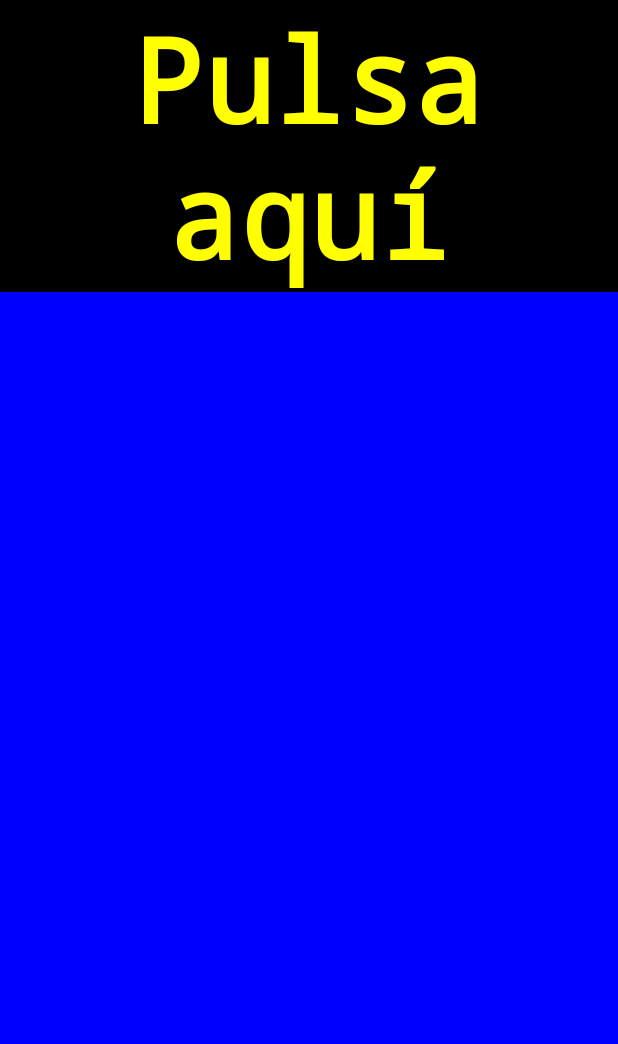
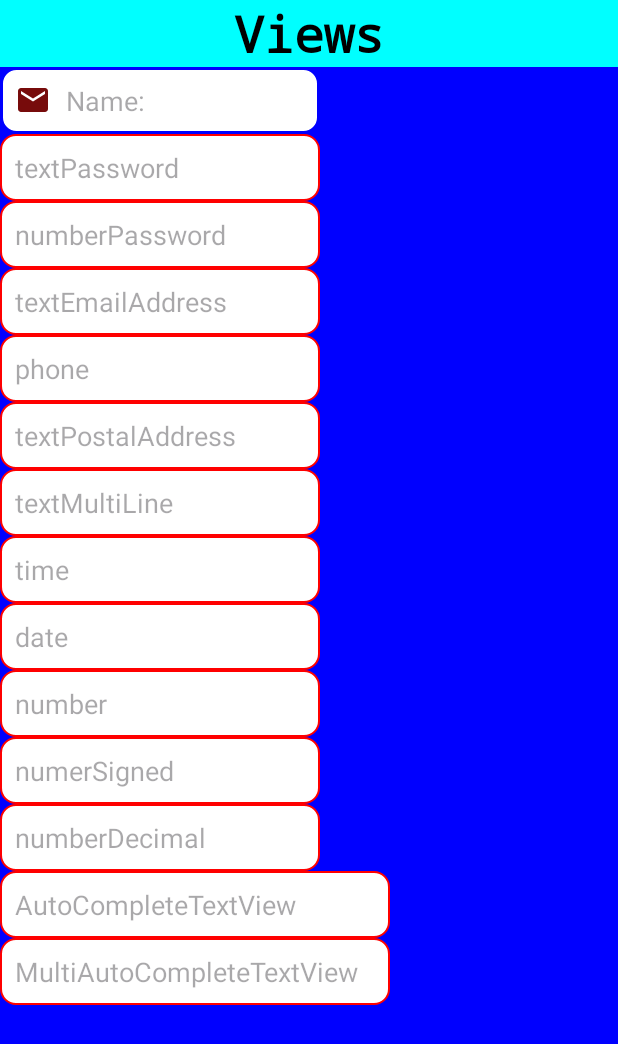
Before and after one commit to As1ss/Ejemplos-Estructura, an Android app: the screen it shows after launch (MainActivity), on a phone screen of 412 x 824 dp. Shown: the top 1044 px of the screen. Run offline under Robolectric (Android 15) with nearby library versions, the phone set to English and light mode, and no system bars.

Commit message:
Ejemplificación de todos los tipos de EditTextViews y agregado de comentarios

```diff
--- a/app/src/main/java/com/example/empty_proyect/MainActivity.kt
+++ b/app/src/main/java/com/example/empty_proyect/MainActivity.kt
@@ -8,7 +8,11 @@ import androidx.appcompat.app.AppCompatActivity
 import android.os.Bundle
 import android.view.Gravity
 import android.view.View
+import android.widget.ArrayAdapter
+import android.widget.AutoCompleteTextView
 import android.widget.EditText
+import android.widget.MultiAutoCompleteTextView
+import android.widget.MultiAutoCompleteTextView.CommaTokenizer
 import android.widget.TextView
 import android.widget.Toast
 import androidx.core.widget.addTextChangedListener
@@ -30,13 +34,13 @@ class MainActivity : AppCompatActivity() {
 
         //Ejecutamos el método apply para poder agregar o manipular atributos del objeto de forma más ordenada y concisa.
         ejemploLabel.apply {
-            this.text = "Pulsa aquí"
-            setTextColor(Color.YELLOW)
-            setBackgroundColor(Color.BLACK)
+            this.text = "Views"
+
+            setBackgroundColor(Color.CYAN)
             setTypeface(Typeface.MONOSPACE, Typeface.BOLD)
-            setTextSize(3, 35f)
+            setTextSize(3, 15f)
             textAlignment = View.TEXT_ALIGNMENT_CENTER
-            this.setTextColor(Color.YELLOW)
+            this.setTextColor(Color.BLACK)
         }
         /*
          Agregamos el evento de pulsado, si un usuario pulsa sobre este label se reproducirá el sonido
@@ -64,11 +68,34 @@ class MainActivity : AppCompatActivity() {
             Puedes seleccionar los caracteres que veas conveniente para poder personalizar por ejemplo el background de lo seleccionado de un color determinado
             en el documento XML con la propiedad  android:textColorHighlight="@color/green"
            */
-             setOnClickListener { this.selectAll()}
+
 
             }
 
         }
 
+        //Instanciamos el campo de texto editable de autocompletado
+        val autoCompleteTextView:AutoCompleteTextView = findViewById(R.id.autoCompleteTextView)
+
+        //Creamos un array a partir de los recursos que tenemos almacenados en un documento XML.
+        val countries:Array<String> = resources.getStringArray(R.array.countries_array)
+
+        //Creamos un adaptador para mostrar el autocompletado de los paises con un diseño específico que escogemos en el constructor de ArrayAdapter
+        val adapterView:ArrayAdapter<String> = ArrayAdapter(this,android.R.layout.simple_dropdown_item_1line,countries)
+
+        //Añadimos al campo de texto editable de autocompletado nuestro adaptadorView para poder mostrar la configuración anteriormente definida
+        autoCompleteTextView.setAdapter(adapterView)
+
+
+        //Instanciamos el campo de texto editable de autocompletado múltimple (sirve para ayudar al usuario con varios valores en vez de uno solo)
+        val multiAutoCompleteTextView: MultiAutoCompleteTextView = findViewById(R.id.multiAutoCompleteTextView)
+
+        //Añadimos el adaptador anteriormente definido junto al array de countries
+        multiAutoCompleteTextView.setAdapter(adapterView)
+
+        //Establecemos un delimitador para que el compilador sepa cada cuanto ayudar al usuario con el autocompletado (autocompletado múltiple)
+        multiAutoCompleteTextView.setTokenizer(CommaTokenizer())
+
+
     }
 }
--- a/app/src/main/res/layout/activity_main.xml
+++ b/app/src/main/res/layout/activity_main.xml
@@ -5,21 +5,22 @@
     android:layout_width="match_parent"
     android:layout_height="match_parent"
     android:background="@color/blue"
-    tools:context=".MainActivity">
+    tools:context=".MainActivity"
+    android:orientation="vertical">
 
     <TextView
         android:id="@+id/ejemploLabel"
-        android:layout_width="wrap_content"
+        android:layout_width="match_parent"
         android:layout_height="wrap_content"
         android:text="@string/ejemplo"
         android:textColor="@color/white"
-        android:textSize="38sp"
         app:layout_constraintBottom_toBottomOf="parent"
         app:layout_constraintEnd_toEndOf="parent"
-        app:layout_constraintHorizontal_bias="0.865"
+        app:layout_constraintHorizontal_bias="0.722"
         app:layout_constraintStart_toStartOf="parent"
         app:layout_constraintTop_toTopOf="parent"
-        app:layout_constraintVertical_bias="0.976" />
+        app:layout_constraintVertical_bias="0.902" />
+
 
     <EditText
         android:id="@+id/ejemploEditText"
@@ -34,88 +35,151 @@
         android:padding="10dp"
         android:textColorHighlight="@color/green"
         tools:layout_editor_absoluteX="16dp"
-        tools:layout_editor_absoluteY="7dp" />
+        tools:layout_editor_absoluteY="-2dp" />
 
     <EditText
         android:id="@+id/editTextPassword"
         android:layout_width="wrap_content"
         android:layout_height="wrap_content"
+        android:background="@drawable/et_style_background"
         android:ems="10"
+        android:hint="textPassword"
         android:inputType="textPassword"
-        tools:layout_editor_absoluteX="15dp"
-        tools:layout_editor_absoluteY="56dp" />
+        android:padding="10dp" />
 
     <EditText
         android:id="@+id/editTextNumberPassword"
         android:layout_width="wrap_content"
         android:layout_height="wrap_content"
+        android:background="@drawable/et_style_background"
         android:ems="10"
+        android:hint="numberPassword"
         android:inputType="numberPassword"
+        android:padding="10dp"
         tools:layout_editor_absoluteX="16dp"
-        tools:layout_editor_absoluteY="108dp" />
+        tools:layout_editor_absoluteY="58dp" />
 
     <EditText
         android:id="@+id/editTextEmailAddress"
         android:layout_width="wrap_content"
         android:layout_height="wrap_content"
         android:ems="10"
+        android:hint="textEmailAddress"
+        android:background="@drawable/et_style_background"
+        android:padding="10dp"
         android:inputType="textEmailAddress"
-        tools:layout_editor_absoluteX="15dp"
-        tools:layout_editor_absoluteY="169dp" />
+        tools:layout_editor_absoluteX="16dp"
+        tools:layout_editor_absoluteY="116dp" />
 
     <EditText
         android:id="@+id/editTextPhone"
         android:layout_width="wrap_content"
         android:layout_height="wrap_content"
         android:ems="10"
+        android:hint="phone"
+        android:background="@drawable/et_style_background"
+        android:padding="10dp"
         android:inputType="phone"
-        tools:layout_editor_absoluteX="16dp"
-        tools:layout_editor_absoluteY="231dp" />
+        tools:layout_editor_absoluteX="19dp"
+        tools:layout_editor_absoluteY="171dp" />
 
     <EditText
         android:id="@+id/editTextPostalAddress"
         android:layout_width="wrap_content"
         android:layout_height="wrap_content"
         android:ems="10"
+        android:hint="textPostalAddress"
+        android:background="@drawable/et_style_background"
+        android:padding="10dp"
         android:inputType="textPostalAddress"
-        tools:layout_editor_absoluteX="15dp"
-        tools:layout_editor_absoluteY="282dp" />
+        tools:layout_editor_absoluteX="16dp"
+        tools:layout_editor_absoluteY="226dp" />
 
     <EditText
         android:id="@+id/editTextMultiLine"
         android:layout_width="wrap_content"
         android:layout_height="wrap_content"
         android:ems="10"
+        android:hint="textMultiLine"
+        android:background="@drawable/et_style_background"
+        android:padding="10dp"
         android:gravity="start|top"
         android:inputType="textMultiLine"
-        tools:layout_editor_absoluteX="13dp"
-        tools:layout_editor_absoluteY="346dp" />
+        tools:layout_editor_absoluteX="16dp"
+        tools:layout_editor_absoluteY="285dp" />
 
     <EditText
         android:id="@+id/editTime"
         android:layout_width="wrap_content"
         android:layout_height="wrap_content"
         android:ems="10"
+        android:hint="time"
+        android:background="@drawable/et_style_background"
+        android:padding="10dp"
         android:inputType="time"
         tools:layout_editor_absoluteX="16dp"
-        tools:layout_editor_absoluteY="409dp" />
+        tools:layout_editor_absoluteY="343dp" />
 
     <EditText
         android:id="@+id/editTextDate"
         android:layout_width="wrap_content"
         android:layout_height="wrap_content"
         android:ems="10"
+        android:hint="date"
+        android:background="@drawable/et_style_background"
+        android:padding="10dp"
         android:inputType="date"
-        tools:layout_editor_absoluteX="18dp"
-        tools:layout_editor_absoluteY="471dp" />
+        tools:layout_editor_absoluteX="16dp"
+        tools:layout_editor_absoluteY="410dp" />
 
     <EditText
         android:id="@+id/editTextNumber"
         android:layout_width="wrap_content"
         android:layout_height="wrap_content"
         android:ems="10"
+        android:hint="number"
+        android:background="@drawable/et_style_background"
+        android:padding="10dp"
         android:inputType="number"
-        tools:layout_editor_absoluteX="19dp"
-        tools:layout_editor_absoluteY="533dp" />
+        tools:layout_editor_absoluteX="16dp"
+        tools:layout_editor_absoluteY="479dp" />
+
+    <EditText
+        android:id="@+id/editTextNumberSigned"
+        android:layout_width="wrap_content"
+        android:layout_height="wrap_content"
+        android:background="@drawable/et_style_background"
+        android:ems="10"
+        android:hint="numerSigned"
+        android:inputType="numberSigned"
+        android:padding="10dp" />
+
+    <EditText
+        android:id="@+id/editTextNumberDecimal"
+        android:layout_width="wrap_content"
+        android:layout_height="wrap_content"
+        android:background="@drawable/et_style_background"
+        android:ems="10"
+        android:hint="numberDecimal"
+        android:inputType="numberDecimal"
+        android:padding="10dp"
+        tools:layout_editor_absoluteX="14dp"
+        tools:layout_editor_absoluteY="536dp" />
+
+    <AutoCompleteTextView
+        android:id="@+id/autoCompleteTextView"
+        android:layout_width="260dp"
+        android:layout_height="wrap_content"
+        android:background="@drawable/et_style_background"
+        android:hint="AutoCompleteTextView"
+        android:padding="10dp" />
+
+    <MultiAutoCompleteTextView
+        android:id="@+id/multiAutoCompleteTextView"
+        android:layout_width="260dp"
+        android:layout_height="wrap_content"
+        android:background="@drawable/et_style_background"
+        android:hint="MultiAutoCompleteTextView"
+        android:padding="10dp" />
 
 </LinearLayout>
--- a/app/src/main/res/values/strings.xml
+++ b/app/src/main/res/values/strings.xml
@@ -1,6 +1,14 @@
 <resources>
     <string name="app_name">Empty-Proyect</string>
     <string name="ejemplo">Hola soy ejemplo</string>
-
-
+    <string-array name="countries_array">
+        <item>Afghanistan</item>
+        <item>Albania</item>
+        <item>Algeria</item>
+        <item>American Samoa</item>
+        <item>Andorra</item>
+        <item>Angola</item>
+        <item>Anguilla</item>
+        <item>Antarctica</item>
+    </string-array>
 </resources>
```
